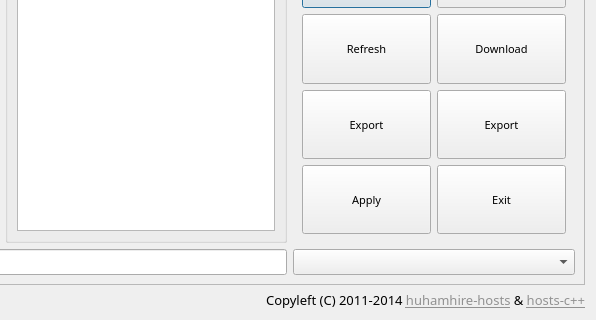
Above: util_ui.ui from wzyy2/hoststool-cpp before the change; both pictures show x 304 to 900 and y 120 to 440 of the 900 by 440 pixel window. Below: the same form after it.
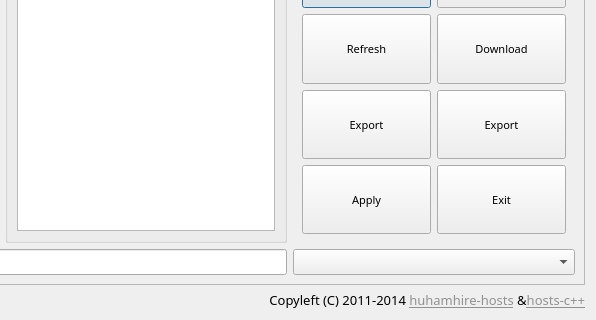
That is the form after the change. Icons and pictures are not drawn.

```diff
--- a/util_ui.ui
+++ b/util_ui.ui
@@ -99,7 +99,7 @@
       </sizepolicy>
      </property>
      <property name="text">
-      <string>&lt;html&gt;&lt;head/&gt;&lt;body&gt;&lt;p&gt;Copyleft (C) 2011-2014 &lt;a href=&quot;https://hosts.huhamhire.com/&quot;&gt;&lt;span style=&quot; text-decoration: underline; color:#919191;&quot;&gt;huhamhire-hosts&lt;/span&gt;&lt;/a&gt; &amp;amp; &lt;a href=&quot;https://github.com/wzyy2&quot;&gt;&lt;span style=&quot; text-decoration: underline; color:#929292;&quot;&gt;hosts-c++&lt;/span&gt;&lt;/a&gt;&lt;/p&gt;&lt;/body&gt;&lt;/html&gt;</string>
+      <string>&lt;html&gt;&lt;head/&gt;&lt;body&gt;&lt;p&gt;Copyleft (C) 2011-2014 &lt;a href=&quot;https://hosts.huhamhire.com/&quot;&gt;&lt;span style=&quot; text-decoration: underline; color:#919191;&quot;&gt;huhamhire-hosts&lt;/span&gt;&lt;/a&gt; &amp;amp;&lt;span style=&quot; color:#919191;&quot;/&gt;&lt;a href=&quot;https://github.com/wzyy2/Hoststool-Cpp&quot;&gt;&lt;span style=&quot; text-decoration: underline; color:#919191;&quot;&gt;hosts-c++&lt;/span&gt;&lt;/a&gt;&lt;/p&gt;&lt;/body&gt;&lt;/html&gt;</string>
      </property>
      <property name="alignment">
       <set>Qt::AlignRight|Qt::AlignTrailing|Qt::AlignVCenter</set>
```
Left out of the diff: 22 changed lines with no effect on the pictures.
